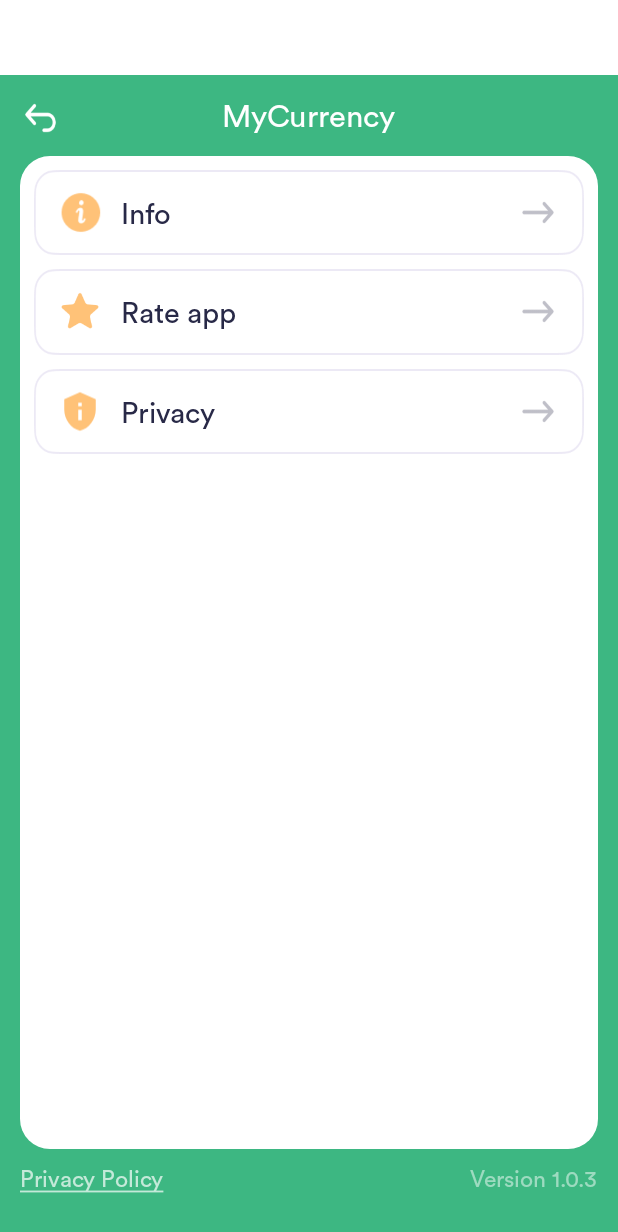
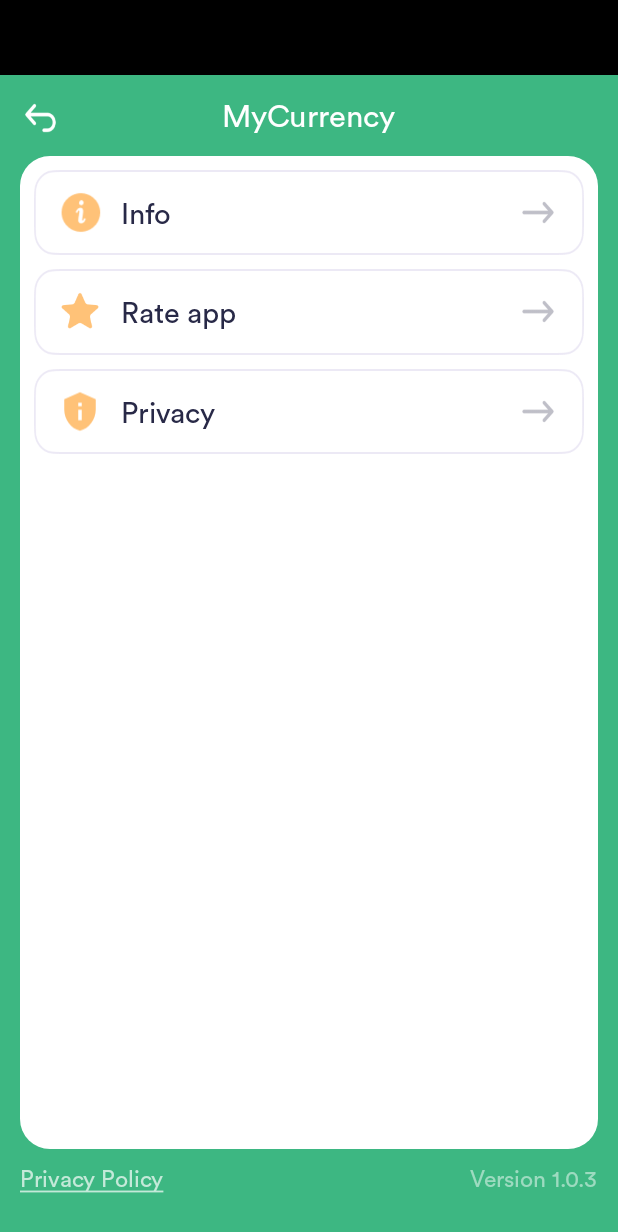
Before and after one commit to app7soft/CurrencyConverter, an Android app: the Menu screen opened directly, with no data from a screen before it, on a phone screen of 412 x 824 dp. Shown: the top 1232 px of the screen. Run offline under Robolectric (Android 15) with nearby library versions, the phone set to English and light mode, and no system bars; our stand-ins replace AdMob, sdp/ssp sizes; network calls fail; Roboto replaces fonts that are not available here.

Commit message:
some changes

```diff
--- a/app/src/main/res/layout/activity_main.xml
+++ b/app/src/main/res/layout/activity_main.xml
@@ -11,7 +11,7 @@
         android:id="@+id/WhiteSpace"
         android:layout_width="match_parent"
         android:layout_height="50dp"
-        android:background="#ffffff"
+        android:background="#000000"
         android:scaleType="fitXY"
         app:layout_constraintTop_toTopOf="parent"
         app:layout_constraintEnd_toEndOf="parent"
--- a/app/src/main/res/layout/activity_menu.xml
+++ b/app/src/main/res/layout/activity_menu.xml
@@ -11,7 +11,7 @@
             android:id="@+id/WhiteSpace"
             android:layout_width="match_parent"
             android:layout_height="50dp"
-            android:background="#ffffff"
+            android:background="#000000"
             android:scaleType="fitXY"
             app:layout_constraintTop_toTopOf="parent"
             app:layout_constraintEnd_toEndOf="parent"
```
